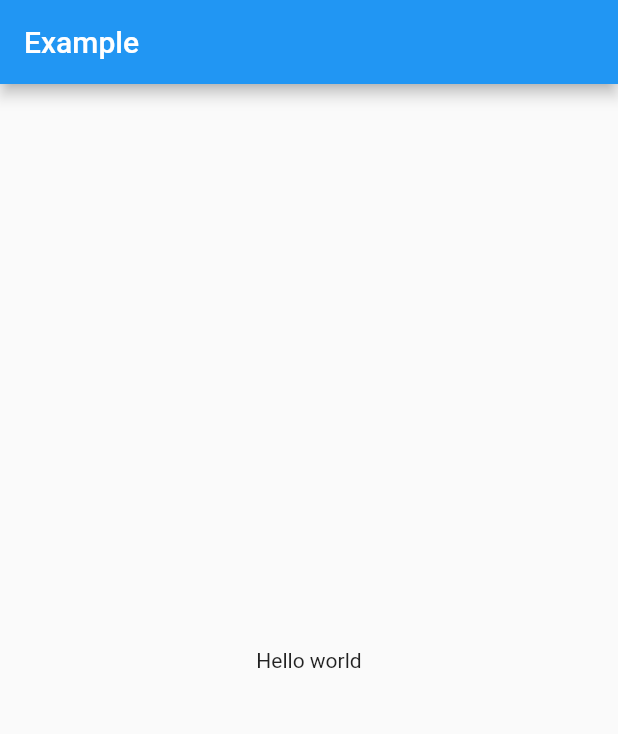
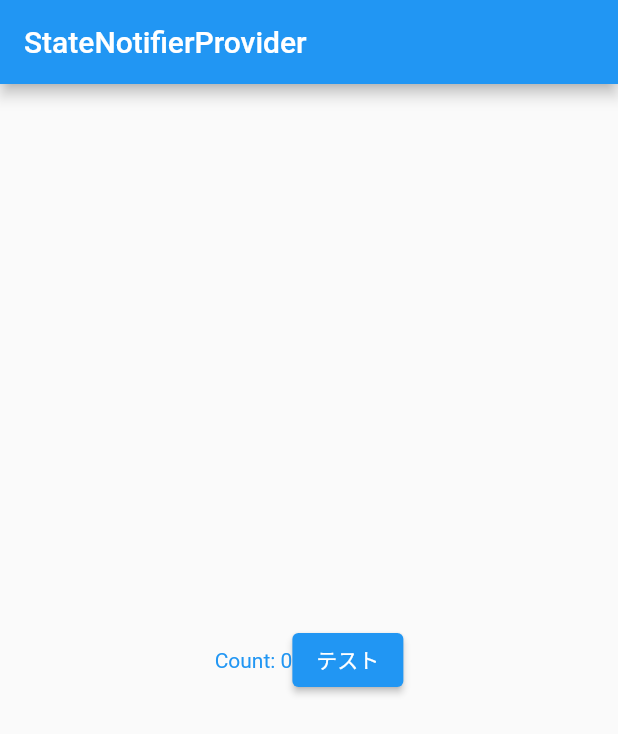
Before and after one commit to 14m3185yoshi/flutter-practice-for-udacity, a Flutter app: the screen it shows after launch, on a phone screen of 412 x 824 dp. Shown: the top 734 px of the screen. Run offline on Flutter 3.47's test engine with Material 2 defaults, Android fonts, the phone set to English and light mode, and no system bars; our stand-ins replace flutter_riverpod, freezed_annotation.

Commit message:
✅ Practice StateNotifier Provider

```diff
--- a/lib/main.dart
+++ b/lib/main.dart
@@ -1,5 +1,13 @@
+// Provider // 最も基本的なProvider(外部から変更することができない)
+// StateProvider // 外部から変更可能な状態を提供する
+// StateNotifierProvider // 外部から変更可能な状態と、状態操作メソッドクラスを提供する
+// FutureProvider // 非同期で取得した値を提供する
+// StreamProvider // 断続的に最新の値を提供する
+// ChangeNotifierProvider // 変更可能な状態を持つクラスを提供する
+
 import 'package:flutter/material.dart';
 import 'package:flutter_riverpod/flutter_riverpod.dart';
+import './provider/state-notifier.dart';
 
 // 値（ここでは "Hello world"）を格納する「プロバイダ」を作成します。
 // プロバイダを使うことで値のモックやオーバーライドが可能になります。
@@ -23,12 +31,8 @@ class MyApp extends ConsumerWidget {
     final String value = ref.watch(helloWorldProvider);
 
     return MaterialApp(
-      home: Scaffold(
-        appBar: AppBar(title: const Text('Example')),
-        body: Center(
-          child: Text(value),
-        ),
-      ),
-    );
+        title: 'Flutter Demo',
+        theme: ThemeData(primarySwatch: Colors.blue),
+        home: const PracticeStateProvider());
   }
 }
--- /dev/null
+++ b/lib/provider/state-notifier.dart
@@ -0,0 +1,32 @@
+import 'package:flutter/material.dart';
+import 'package:flutter_riverpod/flutter_riverpod.dart';
+
+// StateProvider
+// 現在選択されているアイテムやフィルタリングの状態など単純な状態を保存するのに適している。
+// 他のPRoviderと組み合わせたり、複数の画面からアクセス可能。
+
+final counterProvider = StateProvider((ref) => 0);
+
+class PracticeStateProvider extends ConsumerWidget {
+  const PracticeStateProvider({Key? key}) : super(key: key);
+
+  @override
+  Widget build(BuildContext context, WidgetRef ref) {
+    final counter = ref.watch(counterProvider.notifier);
+
+    return Scaffold(
+        appBar: AppBar(title: const Text('StateNotifierProvider')),
+        body: Center(
+          child: Row(
+            mainAxisAlignment: MainAxisAlignment.center,
+            children: [
+              Text('Count: ${ref.watch(counterProvider)}',
+                  style: const TextStyle(color: Colors.blue)),
+              ElevatedButton(
+                  onPressed: () => counter.update((state) => state + 1),
+                  child: const Text('テスト'))
+            ],
+          ),
+        ));
+  }
+}
```
Also changed, not shown: lib/provider/provider.dart (added, +36 -0 lines).
